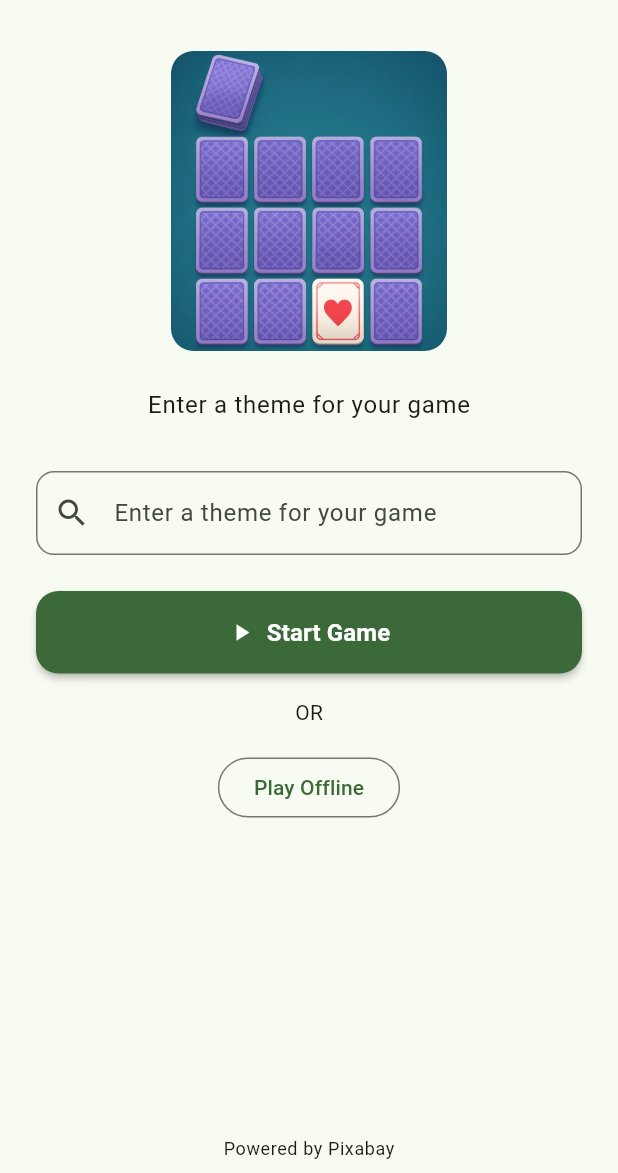
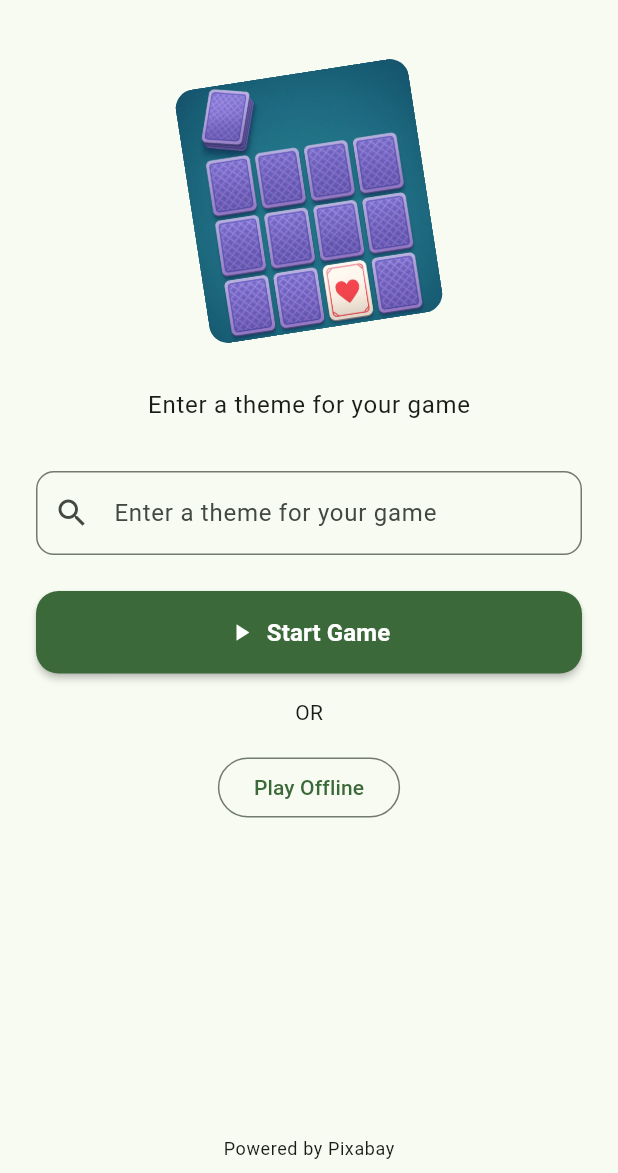
Before and after one commit to ilya-k-inno/card_flipper_ai, a Flutter app: the screen it shows after launch, on a phone screen of 412 x 824 dp, the part 63-1236 px from its top. Run offline on Flutter 3.47's test engine with Material 3 defaults, Android fonts, the phone set to English and light mode, and no system bars; our stand-ins replace connectivity_plus, dartz, flutter_bloc, flutter_markdown, get_it, shared_preferences.

Commit message:
main/ add animation to main page

```diff
--- a/lib/src/features/game/presentation/prompt/prompt_screen.dart
+++ b/lib/src/features/game/presentation/prompt/prompt_screen.dart
@@ -14,14 +14,43 @@ class PromptScreen extends StatefulWidget {
   State<PromptScreen> createState() => _PromptScreenState();
 }
 
-class _PromptScreenState extends State<PromptScreen> {
+class _PromptScreenState extends State<PromptScreen>
+    with TickerProviderStateMixin {
   final _formKey = GlobalKey<FormState>();
   final _searchController = TextEditingController();
+
+  late AnimationController _controller;
+  late Animation<double> _scaleAnimation;
+  late Animation<double> _rotationAnimation;
 
   @override
   void initState() {
     super.initState();
-    // Check connectivity status when the screen loads
+
+    _controller = AnimationController(
+      vsync: this,
+      duration: const Duration(milliseconds: 2000),
+    )..repeat(reverse: true);
+
+    _scaleAnimation = Tween<double>(
+      begin: 0.85,
+      end: 1.05,
+    ).animate(
+      CurvedAnimation(
+        parent: _controller,
+        curve: Curves.easeInOut,
+      ),
+    );
+
+    _rotationAnimation = Tween<double>(
+      begin: -0.16, // -15 degrees in radians
+      end: 0.16, // 15 degrees in radians
+    ).animate(
+      CurvedAnimation(
+        parent: _controller,
+        curve: Curves.easeInOut,
+      ),
+    );
   }
 
   void _startGame() {
@@ -100,12 +129,23 @@ class _PromptScreenState extends State<PromptScreen> {
                       mainAxisAlignment: MainAxisAlignment.center,
                       children: [
                         const SizedBox(height: 20),
-                        ClipRRect(
-                          borderRadius: BorderRadius.circular(15),
-                          child: Image.asset(
-                            'assets/images/img.png',
-                            height: 200,
-                          ),
+                        AnimatedBuilder(
+                          animation: _controller,
+                          builder: (context, child) {
+                            return Transform.rotate(
+                              angle: _rotationAnimation.value,
+                              child: Transform.scale(
+                                scale: _scaleAnimation.value,
+                                child: ClipRRect(
+                                  borderRadius: BorderRadius.circular(15),
+                                  child: Image.asset(
+                                    'assets/images/img.png',
+                                    height: 200,
+                                  ),
+                                ),
+                              ),
+                            );
+                          },
                         ),
                         const SizedBox(height: 24),
                         Text(
@@ -198,6 +238,7 @@ class _PromptScreenState extends State<PromptScreen> {
   @override
   void dispose() {
     _searchController.dispose();
+    _controller.dispose();
     super.dispose();
   }
 }
```
